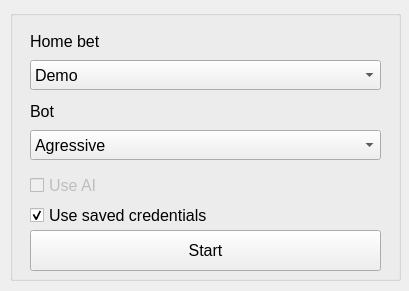
bikerlfh/crashbot, file apps/gui/resources/ui/parameter.ui: the form before one commit.
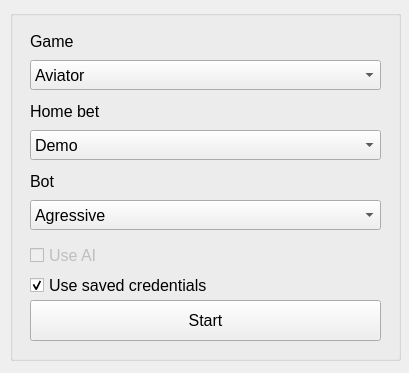
The form after the commit.

Commit message: allow multiples games

```diff
--- a/apps/gui/resources/ui/parameter.ui
+++ b/apps/gui/resources/ui/parameter.ui
@@ -7,19 +7,19 @@
     <x>0</x>
     <y>0</y>
     <width>409</width>
-    <height>291</height>
+    <height>373</height>
    </rect>
   </property>
   <property name="minimumSize">
    <size>
     <width>409</width>
-    <height>291</height>
+    <height>373</height>
    </size>
   </property>
   <property name="maximumSize">
    <size>
     <width>409</width>
-    <height>291</height>
+    <height>373</height>
    </size>
   </property>
   <property name="windowTitle">
@@ -31,7 +31,7 @@
      <x>10</x>
      <y>10</y>
      <width>391</width>
-     <height>271</height>
+     <height>351</height>
     </rect>
    </property>
    <property name="font">
@@ -46,7 +46,7 @@
     <property name="geometry">
      <rect>
       <x>20</x>
-      <y>20</y>
+      <y>90</y>
       <width>341</width>
       <height>22</height>
      </rect>
@@ -71,7 +71,7 @@
     <property name="geometry">
      <rect>
       <x>20</x>
-      <y>50</y>
+      <y>120</y>
       <width>351</width>
       <height>30</height>
      </rect>
@@ -101,7 +101,7 @@
     <property name="geometry">
      <rect>
       <x>20</x>
-      <y>90</y>
+      <y>160</y>
       <width>341</width>
       <height>22</height>
      </rect>
@@ -126,7 +126,7 @@
     <property name="geometry">
      <rect>
       <x>20</x>
-      <y>120</y>
+      <y>190</y>
       <width>351</width>
       <height>30</height>
      </rect>
@@ -163,7 +163,7 @@
     <property name="geometry">
      <rect>
       <x>20</x>
-      <y>220</y>
+      <y>290</y>
       <width>351</width>
       <height>41</height>
      </rect>
@@ -191,7 +191,7 @@
     <property name="geometry">
      <rect>
       <x>20</x>
-      <y>190</y>
+      <y>260</y>
       <width>341</width>
       <height>30</height>
      </rect>
@@ -240,7 +240,7 @@
     <property name="geometry">
      <rect>
       <x>20</x>
-      <y>160</y>
+      <y>230</y>
       <width>341</width>
       <height>30</height>
      </rect>
@@ -276,6 +276,61 @@
      <bool>false</bool>
     </property>
    </widget>
+   <widget class="QLabel" name="label_3">
+    <property name="geometry">
+     <rect>
+      <x>20</x>
+      <y>20</y>
+      <width>341</width>
+      <height>22</height>
+     </rect>
+    </property>
+    <property name="minimumSize">
+     <size>
+      <width>0</width>
+      <height>22</height>
+     </size>
+    </property>
+    <property name="maximumSize">
+     <size>
+      <width>16777215</width>
+      <height>22</height>
+     </size>
+    </property>
+    <property name="text">
+     <string>Game</string>
+    </property>
+   </widget>
+   <widget class="QComboBox" name="cmb_game">
+    <property name="geometry">
+     <rect>
+      <x>20</x>
+      <y>50</y>
+      <width>351</width>
+      <height>30</height>
+     </rect>
+    </property>
+    <property name="minimumSize">
+     <size>
+      <width>0</width>
+      <height>30</height>
+     </size>
+    </property>
+    <property name="maximumSize">
+     <size>
+      <width>16777215</width>
+      <height>30</height>
+     </size>
+    </property>
+    <property name="layoutDirection">
+     <enum>Qt::LeftToRight</enum>
+    </property>
+    <item>
+     <property name="text">
+      <string>Aviator</string>
+     </property>
+    </item>
+   </widget>
   </widget>
  </widget>
  <resources/>
```
The commit also changes 9 other files.
